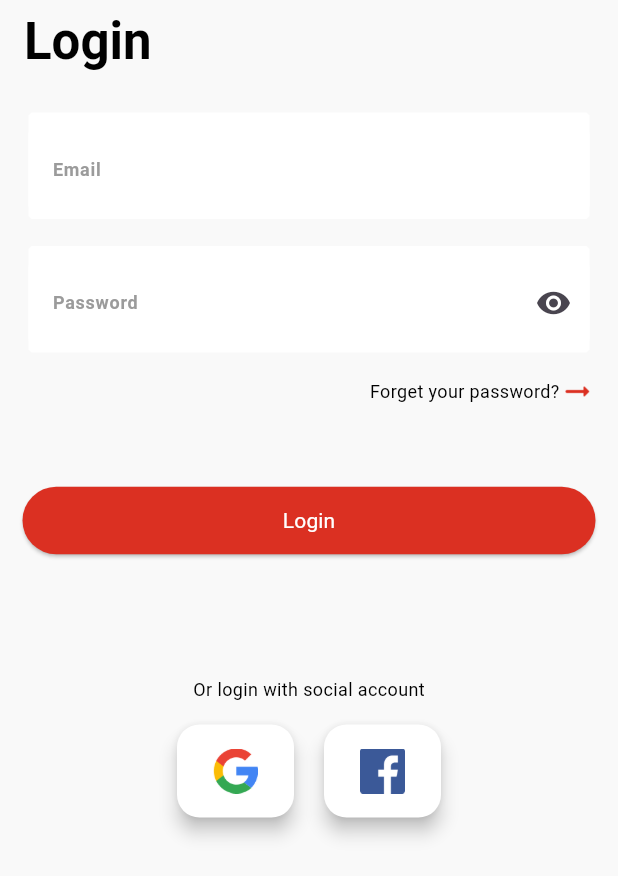
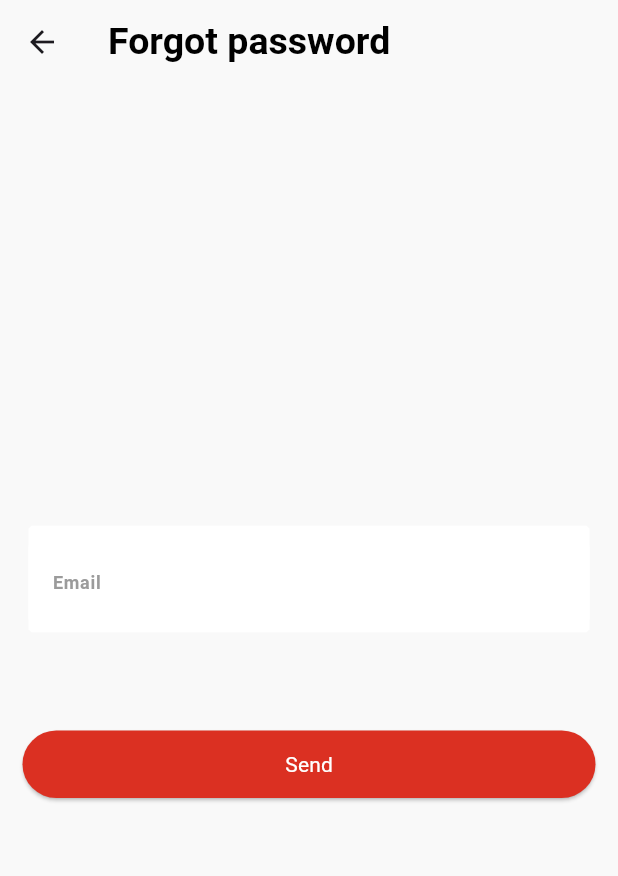
Before and after one commit to vishal-garg-code/ecommerce_app, a Flutter app: the screen it shows after launch, after a tap on "Forget your password?", on a phone screen of 412 x 824 dp. Shown: the top 876 px of the screen. Run offline on Flutter 3.47's test engine with Material 3 defaults, Android fonts, the phone set to English and light mode, and no system bars; our stand-ins replace google_fonts; Roboto replaces fonts that are missing (Metrophobic).

Commit message:
made update in app_strings.dart, made update in app_texts.dart, created forgot_password.dart, made update in login_page.dart, created sign_up_page.dart.

```diff
--- /dev/null
+++ b/lib/ui/login/forgot_password.dart
@@ -0,0 +1,39 @@
+import 'package:ecommerce_app/utilities/strings/app_strings.dart';
+import 'package:ecommerce_app/utilities/widgets/buttons/app_buttons.dart';
+import 'package:ecommerce_app/utilities/widgets/text_fields/app_textfields.dart';
+import 'package:ecommerce_app/utilities/widgets/texts/app_texts.dart';
+import 'package:flutter/material.dart';
+
+class ForgotPassword extends StatefulWidget {
+  @override
+  State<ForgotPassword> createState() => _ForgotPasswordState();
+}
+
+class _ForgotPasswordState extends State<ForgotPassword> {
+  TextEditingController emailController = TextEditingController();
+
+  @override
+  Widget build(BuildContext context) {
+    return Scaffold(
+      backgroundColor: Theme.of(context).primaryColor,
+      appBar: AppBar(
+        title: AppTexts.mediumText(context, AppStrings.forgot_password_text),
+      ),
+      body: Padding(
+        padding: const EdgeInsets.all(15.0),
+        child: Column(
+          mainAxisAlignment: MainAxisAlignment.center,
+          crossAxisAlignment: CrossAxisAlignment.center,
+          children: [
+            AppTextfields.elevatedTextField(context, emailController,
+                TextInputType.emailAddress, AppStrings.email_text),
+            SizedBox(
+              height: 60,
+            ),
+            AppButtons.elevatedOrangeButton(context, () {}, AppStrings.send_text)
+          ],
+        ),
+      ),
+    );
+  }
+}
--- a/lib/ui/login/login_page.dart
+++ b/lib/ui/login/login_page.dart
@@ -1,3 +1,5 @@
+import 'package:ecommerce_app/ui/login/forgot_password.dart';
+import 'package:ecommerce_app/ui/login/sign_up_page.dart';
 import 'package:ecommerce_app/utilities/strings/app_strings.dart';
 import 'package:ecommerce_app/utilities/widgets/buttons/app_buttons.dart';
 import 'package:ecommerce_app/utilities/widgets/text_fields/app_textfields.dart';
@@ -54,12 +56,18 @@ class _LoginPageState extends State<LoginPage> {
                 crossAxisAlignment: CrossAxisAlignment.center,
                 children: [
                   InkWell(
-                    onTap: () {},
+                    onTap: () {
+                      Navigator.push(
+                          context,
+                          MaterialPageRoute(
+                            builder: (context) => ForgotPassword(),
+                          ));
+                    },
                     child: AppTexts.smallerText(
                         context, AppStrings.forget_your_password_text),
                   ),
                   Image.asset(
-                    "assets/images/img_right_arrow_orange.png",
+                    AppStrings.right_arrow_orange,
                     scale: 3,
                   )
                 ],
@@ -69,10 +77,9 @@ class _LoginPageState extends State<LoginPage> {
               ),
               AppButtons.elevatedOrangeButton(
                   context, () {}, AppStrings.login_text),
-
-              SizedBox(height: 80,),
-
-
+              SizedBox(
+                height: 80,
+              ),
               AppTexts.smallerText(
                   context, AppStrings.or_login_with_social_account_text),
               SizedBox(
@@ -82,14 +89,37 @@ class _LoginPageState extends State<LoginPage> {
                 mainAxisAlignment: MainAxisAlignment.center,
                 children: [
                   AppButtons.socialLoginButton(
-                      context, 'assets/images/img_google.png', () {}),
+                      context, AppStrings.google_image_path, () {}),
                   SizedBox(
                     width: 20,
                   ),
                   AppButtons.socialLoginButton(
-                      context, 'assets/images/img_facebook.png', () {}),
+                      context, AppStrings.facebook_image_path, () {}),
                 ],
               ),
+              SizedBox(
+                height: 15,
+              ),
+              Row(
+                mainAxisAlignment: MainAxisAlignment.center,
+                children: [
+                  InkWell(
+                    onTap: () {
+                      Navigator.push(
+                          context,
+                          MaterialPageRoute(
+                            builder: (context) => SignUpPage(),
+                          ));
+                    },
+                    child: AppTexts.smallerText(
+                        context, AppStrings.create_new_account_text),
+                  ),
+                  Image.asset(
+                    AppStrings.right_arrow_orange,
+                    scale: 3,
+                  )
+                ],
+              )
             ],
           ),
         ),
--- a/lib/utilities/strings/app_strings.dart
+++ b/lib/utilities/strings/app_strings.dart
@@ -1,7 +1,20 @@
-class AppStrings{
+class AppStrings {
   static String login_text = "Login";
+  static String sign_up_text = "Sign up";
+  static String send_text = "Send";
+  static String forgot_password_text = "Forgot password";
   static String email_text = "Email";
+  static String name_text = "Name";
   static String password_text = "Password";
   static String forget_your_password_text = "Forget your password?";
-  static String or_login_with_social_account_text = "Or login with social account";
+  static String create_new_account_text = "Create new account";
+  static String already_have_an_account_text = "Already have an account";
+  static String or_login_with_social_account_text =
+      "Or login with social account";
+  static String or_sign_up_with_social_account_text =
+      "Or sign up with social account";
+
+  static String google_image_path = "assets/images/img_google.png";
+  static String facebook_image_path = "assets/images/img_facebook.png";
+  static String right_arrow_orange = "assets/images/img_right_arrow_orange.png";
 }
--- a/lib/utilities/widgets/texts/app_texts.dart
+++ b/lib/utilities/widgets/texts/app_texts.dart
@@ -28,6 +28,18 @@ class AppTexts {
     );
   }
 
+  static mediumText(BuildContext context, String title) {
+    bool isDark = Theme.of(context).brightness == Brightness.dark;
+    return Text(
+      title,
+      style: GoogleFonts.metrophobic(
+          textStyle: TextStyle(
+              fontSize: 25,
+              fontWeight: FontWeight.bold,
+              color: isDark ? AppColors.whiteColor : AppColors.blackColor)),
+    );
+  }
+
   static buttonText(BuildContext context, String title) {
     bool isDark = Theme.of(context).brightness == Brightness.dark;
     return Text(
@@ -39,6 +51,4 @@ class AppTexts {
               color: isDark ? AppColors.blackColor : AppColors.whiteColor)),
     );
   }
-
-
 }
```
Also changed, not shown: lib/ui/login/sign_up_page.dart (added, +85 -0 lines).
